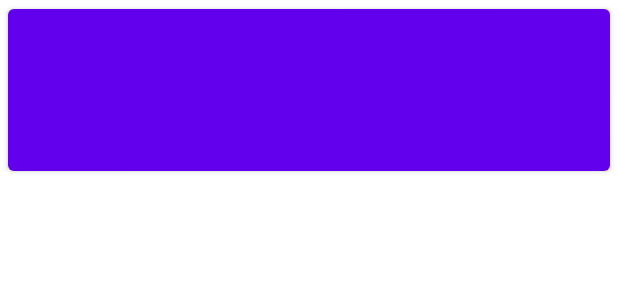
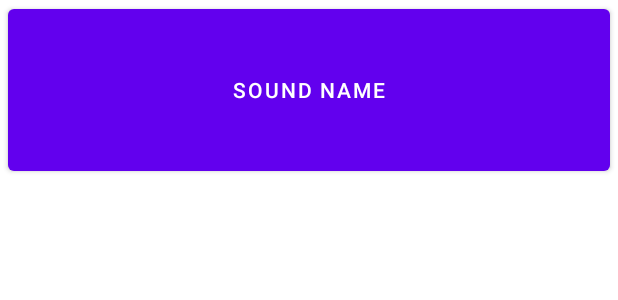
Before and after one commit to NamJa/MVVM_Practice, an Android app: the layout list_item_sound.xml on its own in the app's theme, with its tools: preview values and no code run, on a phone screen of 412 x 824 dp. Shown: the top 300 px of the screen. Run offline under Robolectric (Android 15) with nearby library versions, the phone set to English and light mode, and no system bars.

Commit message:
add Sound Adapter with DataBinding

```diff
--- a/app/src/main/res/layout/list_item_sound.xml
+++ b/app/src/main/res/layout/list_item_sound.xml
@@ -1,16 +1,12 @@
 <?xml version="1.0" encoding="utf-8"?>
-<androidx.constraintlayout.widget.ConstraintLayout xmlns:android="http://schemas.android.com/apk/res/android"
-    android:layout_width="match_parent"
-    android:layout_height="match_parent"
-    xmlns:app="http://schemas.android.com/apk/res-auto">
+<layout xmlns:android="http://schemas.android.com/apk/res/android"
+    xmlns:app="http://schemas.android.com/apk/res-auto"
+    xmlns:tools="http://schemas.android.com/tools">
 
     <Button
         android:layout_width="match_parent"
         android:layout_height="120dp"
         android:layout_marginStart="5dp"
         android:layout_marginEnd="5dp"
-        app:layout_constraintStart_toStartOf="parent"
-        app:layout_constraintEnd_toEndOf="parent"
-        app:layout_constraintTop_toTopOf="parent"/>
-
-</androidx.constraintlayout.widget.ConstraintLayout>
+        tools:text="sound name"/>
+</layout>
```
Also changed, not shown: app/src/main/java/com/example/mvvm_practice/MainActivity.kt (+23 -0 lines).
